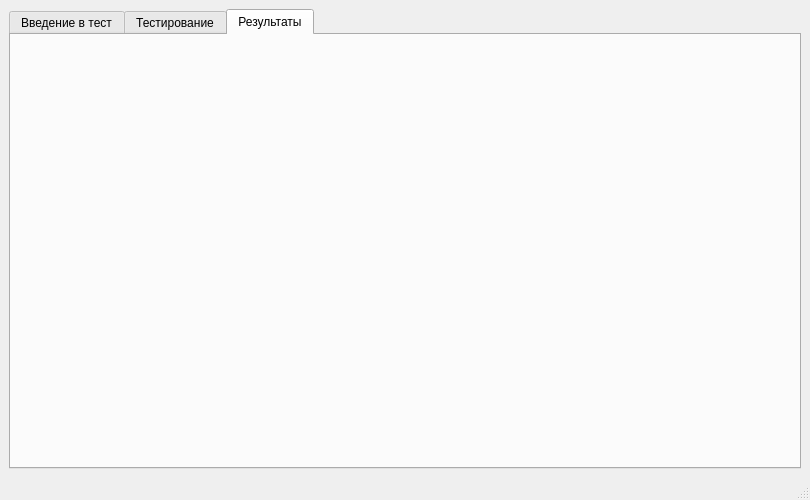
KeltorHD/lr_visual_programming, file Mini-test/mainwindow.ui: the form before one commit.
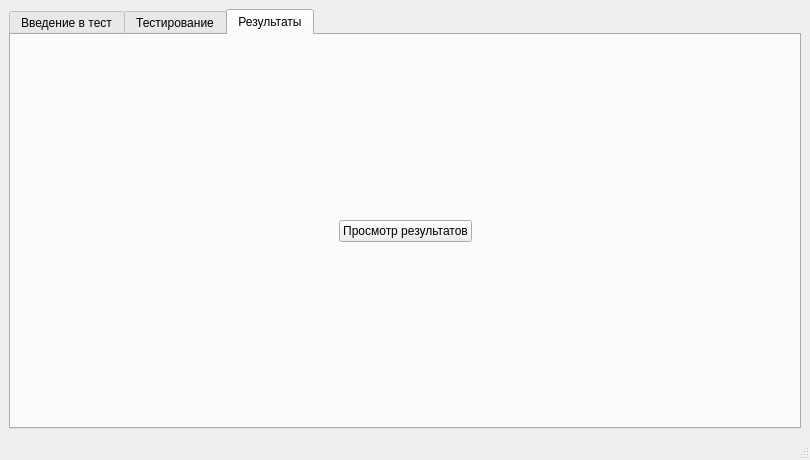
The form after the commit. The open tabs and pages were chosen to show the change.

```diff
--- a/Mini-test/mainwindow.ui
+++ b/Mini-test/mainwindow.ui
@@ -6,8 +6,8 @@
    <rect>
     <x>0</x>
     <y>0</y>
-    <width>800</width>
-    <height>500</height>
+    <width>745</width>
+    <height>460</height>
    </rect>
   </property>
   <property name="sizePolicy">
@@ -715,6 +715,59 @@
        <attribute name="title">
         <string>Результаты</string>
        </attribute>
+       <layout class="QVBoxLayout" name="verticalLayout_3">
+        <item>
+         <widget class="QStackedWidget" name="result_stacked_widget">
+          <property name="currentIndex">
+           <number>1</number>
+          </property>
+          <widget class="QWidget" name="to_show_2">
+           <layout class="QHBoxLayout" name="horizontalLayout_2">
+            <item>
+             <spacer name="horizontalSpacer_9">
+              <property name="orientation">
+               <enum>Qt::Horizontal</enum>
+              </property>
+              <property name="sizeHint" stdset="0">
+               <size>
+                <width>40</width>
+                <height>20</height>
+               </size>
+              </property>
+             </spacer>
+            </item>
+            <item>
+             <widget class="QPushButton" name="to_show">
+              <property name="text">
+               <string>Просмотр результатов</string>
+              </property>
+             </widget>
+            </item>
+            <item>
+             <spacer name="horizontalSpacer_10">
+              <property name="orientation">
+               <enum>Qt::Horizontal</enum>
+              </property>
+              <property name="sizeHint" stdset="0">
+               <size>
+                <width>40</width>
+                <height>20</height>
+               </size>
+              </property>
+             </spacer>
+            </item>
+           </layout>
+          </widget>
+          <widget class="QWidget" name="show">
+           <layout class="QVBoxLayout" name="verticalLayout_13">
+            <item>
+             <layout class="QVBoxLayout" name="layout_show"/>
+            </item>
+           </layout>
+          </widget>
+         </widget>
+        </item>
+       </layout>
       </widget>
      </widget>
     </item>
```
Left out of the diff: 18 changed lines with no effect on the pictures.
